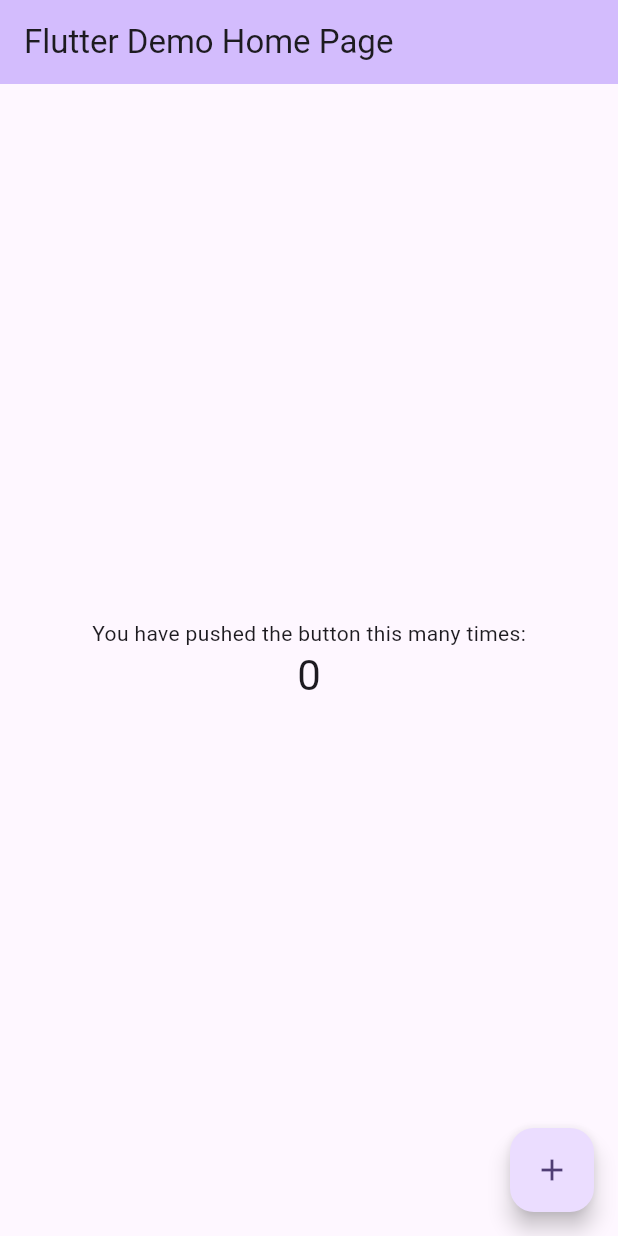
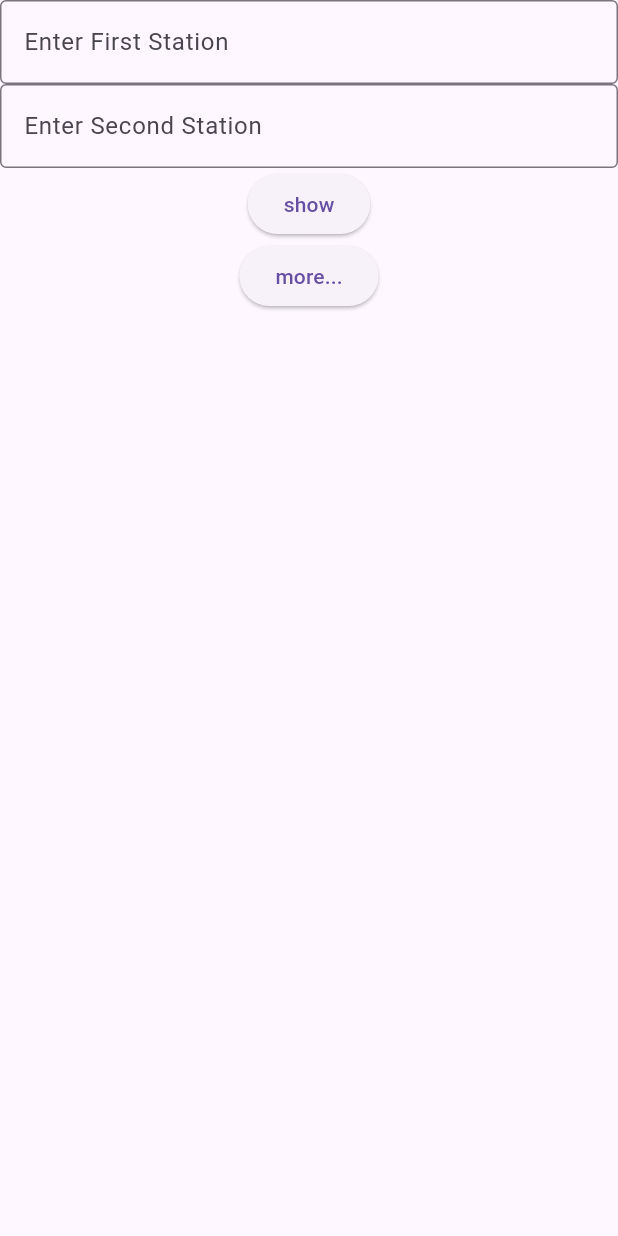
Before and after one commit to HishamHatem/Metro_App, a Flutter app: the screen it shows after launch, on a phone screen of 412 x 824 dp. Run offline on Flutter 3.47's test engine with Material 3 defaults, Android fonts, the phone set to English and light mode, and no system bars; our stand-ins replace get.

Commit message:
Adding Files for first and Second Pages and start implementing first page

```diff
--- /dev/null
+++ b/metro/lib/first_page.dart
@@ -0,0 +1,66 @@
+import 'package:flutter/material.dart';
+import 'package:get/get.dart';
+import 'package:metro/second_page.dart';
+
+class FirstPage extends StatelessWidget {
+  FirstPage({super.key});
+
+  final cont_1 = TextEditingController();
+  final cont_2 = TextEditingController();
+  var firstStation = ''.obs;
+  var secondStation = ''.obs;
+
+  @override
+  Widget build(BuildContext context) {
+    return Scaffold(
+      body: SafeArea(
+        child: Column(
+          children: [
+            TextField(
+              controller: cont_1,
+              decoration: const InputDecoration(
+                border: OutlineInputBorder(),
+                labelText: 'Enter First Station',
+              ),
+            ),
+            TextField(
+              controller: cont_2,
+              decoration: const InputDecoration(
+                border: OutlineInputBorder(),
+                labelText: 'Enter Second Station',
+              ),
+            ),
+            ElevatedButton(
+              onPressed: () {
+                //time
+                //count
+                //ticket
+                //nearest station
+                //calculation
+
+                //take inputs from user
+                // firstStation.value = cont_1.text;
+                // secondStation.value = cont_2.text;
+              },
+              child: Text('show'),
+            ),
+            // Obx(() {  // will show the data
+            //   return Column(
+            //     children: [
+            //       Text('data: ${firstStation.value}'),
+            //       Text('data: ${secondStation.value}'),
+            //     ],
+            //   );
+            // }),
+            ElevatedButton(
+              onPressed: () {
+                Get.to(() => const SecondPage());
+              },
+              child: Text('more...'),
+            ),
+          ],
+        ),
+      ),
+    );
+  }
+}
--- a/metro/lib/main.dart
+++ b/metro/lib/main.dart
@@ -1,4 +1,6 @@
 import 'package:flutter/material.dart';
+import 'package:get/get.dart';
+import 'package:metro/first_page.dart';
 
 void main() {
   runApp(const MyApp());
@@ -7,116 +9,8 @@ void main() {
 class MyApp extends StatelessWidget {
   const MyApp({super.key});
 
-  // This widget is the root of your application.
   @override
   Widget build(BuildContext context) {
-    return MaterialApp(
-      title: 'Flutter Demo',
-      theme: ThemeData(
-        // This is the theme of your application.
-        //
-        // TRY THIS: Try running your application with "flutter run". You'll see
-        // the application has a purple toolbar. Then, without quitting the app,
-        // try changing the seedColor in the colorScheme below to Colors.green
-        // and then invoke "hot reload" (save your changes or press the "hot
-        // reload" button in a Flutter-supported IDE, or press "r" if you used
-        // the command line to start the app).
-        //
-        // Notice that the counter didn't reset back to zero; the application
-        // state is not lost during the reload. To reset the state, use hot
-        // restart instead.
-        //
-        // This works for code too, not just values: Most code changes can be
-        // tested with just a hot reload.
-        colorScheme: ColorScheme.fromSeed(seedColor: Colors.deepPurple),
-      ),
-      home: const MyHomePage(title: 'Flutter Demo Home Page'),
-    );
+    return GetMaterialApp(debugShowCheckedModeBanner: false, home: FirstPage());
   }
 }
-
-class MyHomePage extends StatefulWidget {
-  const MyHomePage({super.key, required this.title});
-
-  // This widget is the home page of your application. It is stateful, meaning
-  // that it has a State object (defined below) that contains fields that affect
-  // how it looks.
-
-  // This class is the configuration for the state. It holds the values (in this
-  // case the title) provided by the parent (in this case the App widget) and
-  // used by the build method of the State. Fields in a Widget subclass are
-  // always marked "final".
-
-  final String title;
-
-  @override
-  State<MyHomePage> createState() => _MyHomePageState();
-}
-
-class _MyHomePageState extends State<MyHomePage> {
-  int _counter = 0;
-
-  void _incrementCounter() {
-    setState(() {
-      // This call to setState tells the Flutter framework that something has
-      // changed in this State, which causes it to rerun the build method below
-      // so that the display can reflect the updated values. If we changed
-      // _counter without calling setState(), then the build method would not be
-      // called again, and so nothing would appear to happen.
-      _counter++;
-    });
-  }
-
-  @override
-  Widget build(BuildContext context) {
-    // This method is rerun every time setState is called, for instance as done
-    // by the _incrementCounter method above.
-    //
-    // The Flutter framework has been optimized to make rerunning build methods
-    // fast, so that you can just rebuild anything that needs updating rather
-    // than having to individually change instances of widgets.
-    return Scaffold(
-      appBar: AppBar(
-        // TRY THIS: Try changing the color here to a specific color (to
-        // Colors.amber, perhaps?) and trigger a hot reload to see the AppBar
-        // change color while the other colors stay the same.
-        backgroundColor: Theme.of(context).colorScheme.inversePrimary,
-        // Here we take the value from the MyHomePage object that was created by
-        // the App.build method, and use it to set our appbar title.
-        title: Text(widget.title),
-      ),
-      body: Center(
-        // Center is a layout widget. It takes a single child and positions it
-        // in the middle of the parent.
-        child: Column(
-          // Column is also a layout widget. It takes a list of children and
-          // arranges them vertically. By default, it sizes itself to fit its
-          // children horizontally, and tries to be as tall as its parent.
-          //
-          // Column has various properties to control how it sizes itself and
-          // how it positions its children. Here we use mainAxisAlignment to
-          // center the children vertically; the main axis here is the vertical
-          // axis because Columns are vertical (the cross axis would be
-          // horizontal).
-          //
-          // TRY THIS: Invoke "debug painting" (choose the "Toggle Debug Paint"
-          // action in the IDE, or press "p" in the console), to see the
-          // wireframe for each widget.
-          mainAxisAlignment: MainAxisAlignment.center,
-          children: <Widget>[
-            const Text('You have pushed the button this many times:'),
-            Text(
-              '$_counter',
-              style: Theme.of(context).textTheme.headlineMedium,
-            ),
-          ],
-        ),
-      ),
-      floatingActionButton: FloatingActionButton(
-        onPressed: _incrementCounter,
-        tooltip: 'Increment',
-        child: const Icon(Icons.add),
-      ), // This trailing comma makes auto-formatting nicer for build methods.
-    );
-  }
-}
--- /dev/null
+++ b/metro/lib/second_page.dart
@@ -0,0 +1,11 @@
+import 'package:flutter/cupertino.dart';
+import 'package:flutter/material.dart';
+
+class SecondPage extends StatelessWidget {
+  const SecondPage({super.key});
+
+  @override
+  Widget build(BuildContext context) {
+    return Scaffold(body: Text('Hello'));
+  }
+}
--- a/metro/pubspec.yaml
+++ b/metro/pubspec.yaml
@@ -34,6 +34,10 @@ dependencies:
   # The following adds the Cupertino Icons font to your application.
   # Use with the CupertinoIcons class for iOS style icons.
   cupertino_icons: ^1.0.8
+  get: ^4.7.2
+  dartx: ^1.2.0
+  geolocator: ^14.0.2
+  geocoding: ^4.0.0
 
 dev_dependencies:
   flutter_test:
```
Also changed, not shown: metro/pubspec.lock, 2 other files.
